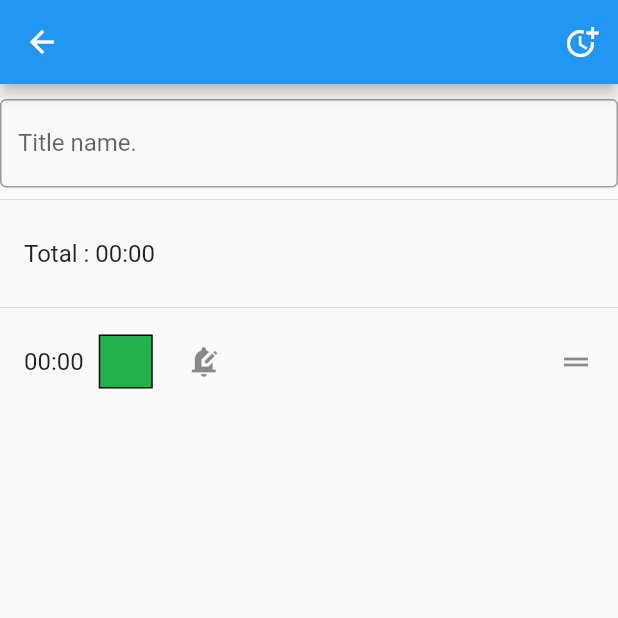
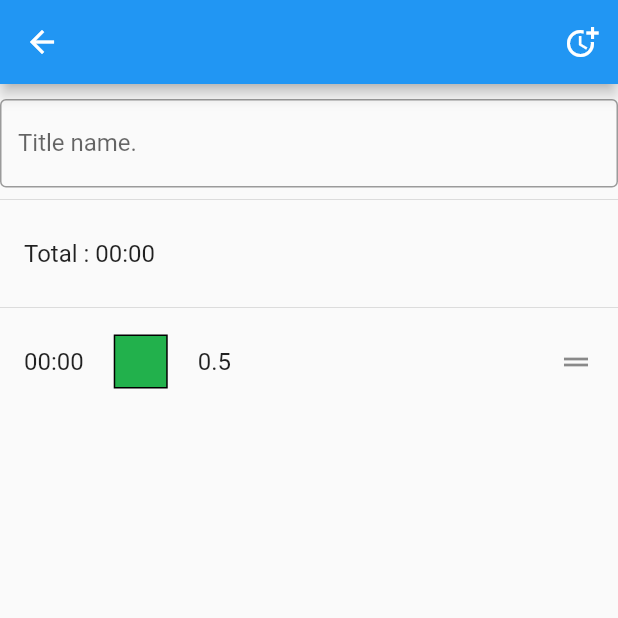
Before and after one commit to take4blue/stacktimers, a Flutter app: the screen it shows after launch, after a tap on the "more time" icon, on a phone screen of 412 x 824 dp, the top half of it. Run offline on Flutter 3.47's test engine with Material 2 defaults, Android fonts, the phone set to English and light mode, and no system bars; drawn by our look-alikes of flutter_slidable; our stand-ins replace flutter_colorpicker, get, sqflite_common, sqflite_common_ffi; missing offline and left inert: flutter_picker, flutter_ringtone_player; accounts and stored records are empty.

Commit message:
発音時間の表示をテキストにする

```diff
--- a/lib/view/timereditpage.dart
+++ b/lib/view/timereditpage.dart
@@ -127,7 +127,7 @@ class TimerListItem extends StatelessWidget {
                     onTap: () => vm.editTime(index),
                     child: Text(vm.times[index].time)),
                 const SizedBox(
-                  width: 10,
+                  width: 20,
                 ),
                 GestureDetector(
                   onTap: () => vm.editColor(index),
@@ -140,12 +140,11 @@ class TimerListItem extends StatelessWidget {
                   ),
                 ),
                 const SizedBox(
-                  width: 10,
+                  width: 20,
                 ),
-                IconButton(
-                  onPressed: () => vm.editDuration(index),
-                  icon: const Icon(Icons.edit_notifications),
-                )
+                GestureDetector(
+                    onTap: () => vm.editDuration(index),
+                    child: Text(vm.times[index].duration)),
               ],
             ),
           ),
--- a/lib/vm/timereditvm.dart
+++ b/lib/vm/timereditvm.dart
@@ -2,6 +2,7 @@ import 'dart:async';
 import 'dart:math';
 
 import 'package:flutter/material.dart';
+import 'package:intl/intl.dart';
 import 'package:stacktimers/model/dbaccess.dart';
 import 'package:stacktimers/model/timetable.dart';
 import 'package:stacktimers/model/titletable.dart';
@@ -15,6 +16,12 @@ class EditItem {
 
   /// 時間を文字列化したもの
   String get time => TimeTable.formatter(timer.iTime);
+
+  /// 発音時間(秒で表示する)
+  String get duration {
+    final f = NumberFormat("0.0");
+    return f.format(timer.iDuration / 1000);
+  }
 }
 
 class TimerEditVM extends IDbLoader with Loader {
```
Also changed, not shown: 14 other files.
